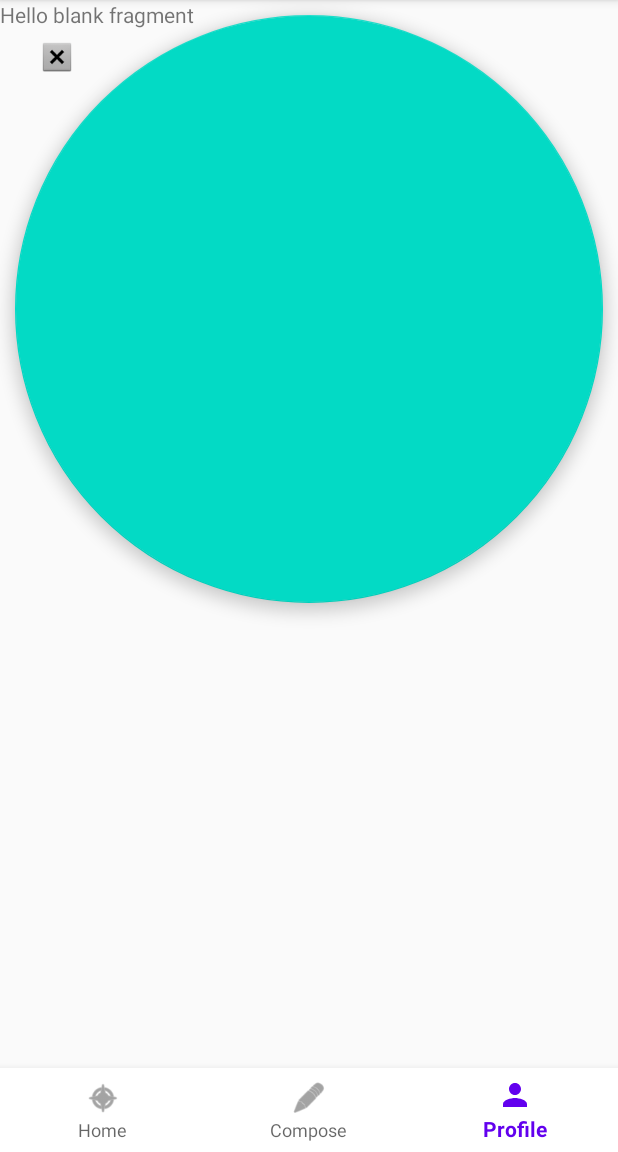
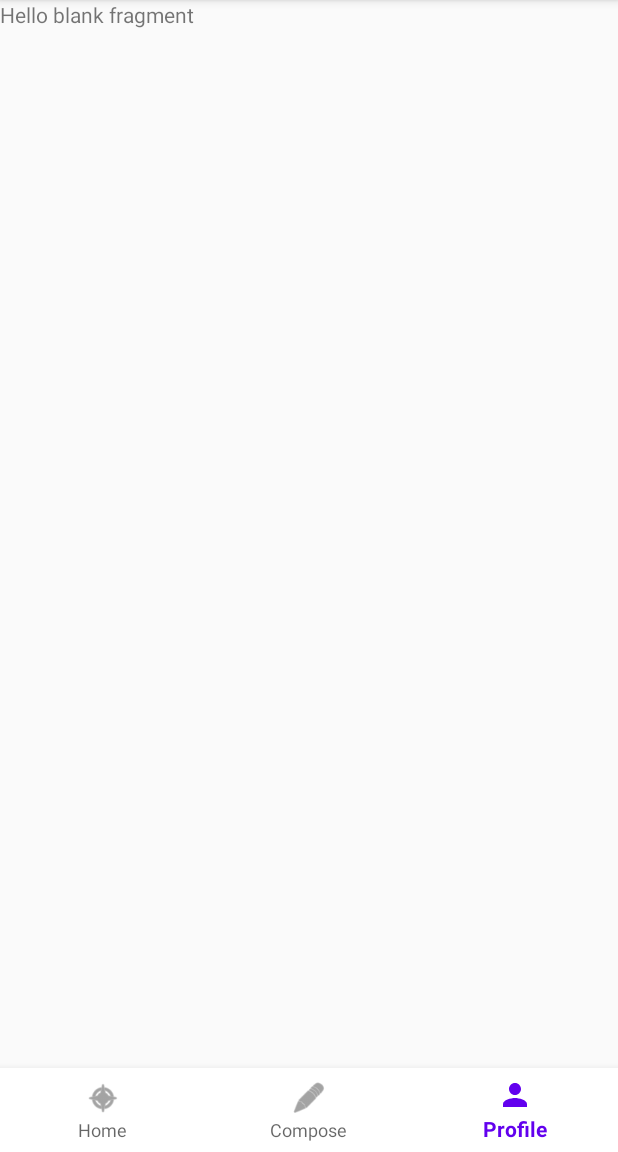
Before and after one commit to stephypy/QueridaCamara, an Android app: the MainActivity screen opened directly, with no data from a screen before it, item 3 of the bottom bar chosen, on a phone screen of 412 x 824 dp, the part 84-1236 px from its top. Run offline under Robolectric (Android 15) with nearby library versions, the phone set to English and light mode, and no system bars; libraries missing offline, so code that uses them is left out: com.parse; pictures from the network do not load; 4 statements that could not run were skipped.

Commit message:
remove fab for logout

```diff
--- a/app/src/main/java/com/codepath/queridacamara/MainActivity.java
+++ b/app/src/main/java/com/codepath/queridacamara/MainActivity.java
@@ -22,7 +22,6 @@ public class MainActivity extends AppCompatActivity {
 
     private static final String TAG = "MainActivity";
 
-    FloatingActionButton fabLogOut;
     ParseUser currentUser;
     final FragmentManager fragmentManager = getSupportFragmentManager();
     BottomNavigationView bottomNavigationView;
@@ -32,16 +31,18 @@ public class MainActivity extends AppCompatActivity {
         super.onCreate(savedInstanceState);
         setContentView(R.layout.activity_main);
 
-        fabLogOut =  findViewById(R.id.fabLogOut);
         bottomNavigationView = findViewById(R.id.bottom_navigation);
         currentUser = ParseUser.getCurrentUser();
 
+        /*
+        TODO: Move log out to profile fragment
         fabLogOut.setOnClickListener(new View.OnClickListener() {
             @Override
             public void onClick(View v) {
                 logUserOut();
             }
         });
+         */
 
         bottomNavigationView.setOnNavigationItemSelectedListener(new BottomNavigationView.OnNavigationItemSelectedListener() {
             @Override
--- a/app/src/main/res/layout/activity_main.xml
+++ b/app/src/main/res/layout/activity_main.xml
@@ -14,21 +14,8 @@
         android:id="@+id/flContainer"
         android:layout_width="match_parent"
         android:layout_height="match_parent"
-        android:layout_above="@id/bottom_navigation" />
-
-    <com.google.android.material.floatingactionbutton.FloatingActionButton
-        android:id="@+id/fabLogOut"
-        android:layout_width="match_parent"
-        android:layout_height="match_parent"
-        android:layout_margin="10dp"
-        android:layout_marginStart="10dp"
-        android:layout_marginTop="10dp"
-        android:layout_marginEnd="10dp"
-        android:layout_marginBottom="10dp"
-        android:clickable="true"
-        android:padding="10dp"
-        android:tooltipText="Log out"
-        app:srcCompat="@android:drawable/btn_dialog" />
+        android:layout_above="@id/bottom_navigation"
+        android:layout_marginBottom="1dp" />
 
     <com.google.android.material.bottomnavigation.BottomNavigationView
         android:id="@+id/bottom_navigation"
```
